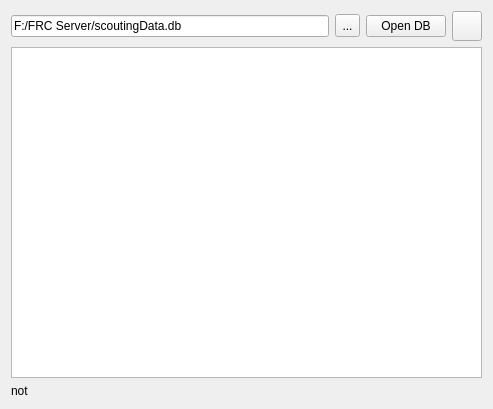
First picture: the form in FRC_DB/mainwindow.ui, repository asandwhich/FRC2410-DBReader, before the edit.
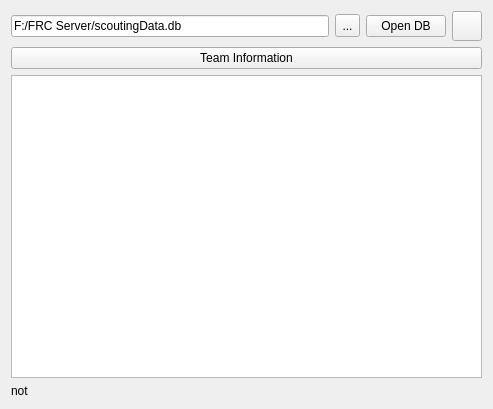
Second picture: the form after the edit. Icons and pictures are not drawn.

Commit message:
Addition of teams window
This adds in a new window, that shows teams and their averages.
I made a horrible mistake and didn't make the teamwindow class
be inherited from the main window. Ohwell. Shitty mistakes everyday.

```diff
--- a/FRC_DB/mainwindow.ui
+++ b/FRC_DB/mainwindow.ui
@@ -116,6 +116,19 @@
       </property>
      </widget>
     </item>
+    <item row="1" column="0" colspan="5">
+     <widget class="QPushButton" name="teamButton">
+      <property name="sizePolicy">
+       <sizepolicy hsizetype="Expanding" vsizetype="Fixed">
+        <horstretch>0</horstretch>
+        <verstretch>0</verstretch>
+       </sizepolicy>
+      </property>
+      <property name="text">
+       <string>Team Information</string>
+      </property>
+     </widget>
+    </item>
    </layout>
   </widget>
  </widget>
```
Left out of the diff: 3 changed lines with no effect on the pictures. The commit also changes 10 other files.
